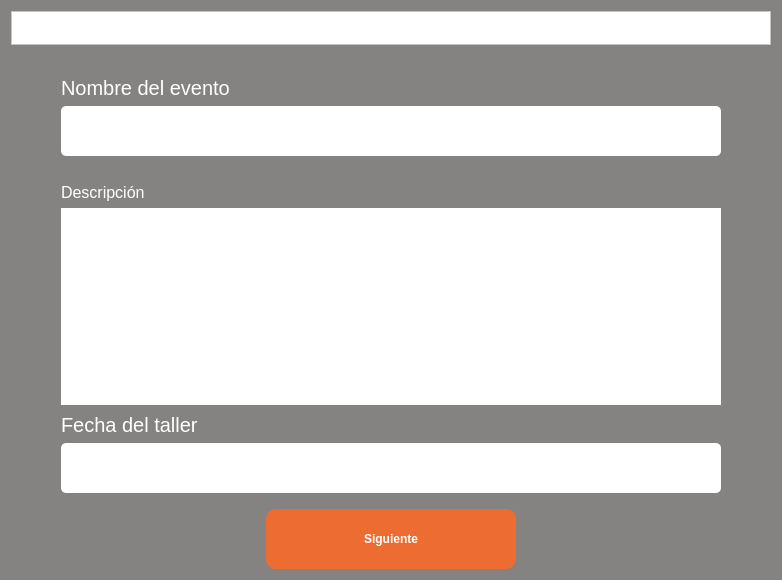
RicarlOz/DiplomaGenerator, file DiplomaFieldsScreen.ui: the form before one commit.
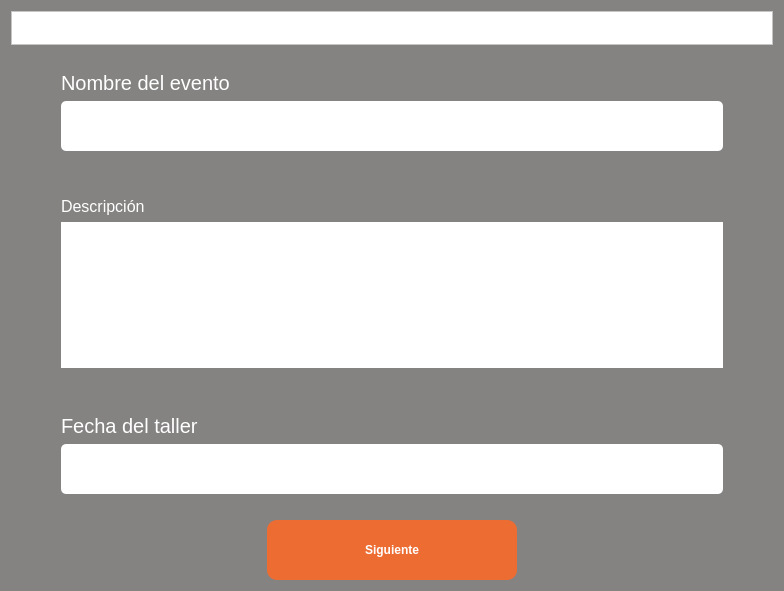
The form after the commit. Icons and pictures are not drawn.

What changed in the file:
```diff
--- a/DiplomaFieldsScreen.ui
+++ b/DiplomaFieldsScreen.ui
@@ -6,8 +6,8 @@
    <rect>
     <x>0</x>
     <y>0</y>
-    <width>778</width>
-    <height>580</height>
+    <width>784</width>
+    <height>591</height>
    </rect>
   </property>
   <property name="windowTitle">
@@ -18,168 +18,6 @@
 background-color: rgb(132, 131, 130);</string>
   </property>
   <layout class="QGridLayout" name="gridLayout_2">
-   <item row="4" column="0">
-    <layout class="QHBoxLayout" name="horizontalLayout">
-     <item>
-      <widget class="QPushButton" name="btnSubmit">
-       <property name="sizePolicy">
-        <sizepolicy hsizetype="Maximum" vsizetype="Fixed">
-         <horstretch>0</horstretch>
-         <verstretch>0</verstretch>
-        </sizepolicy>
-       </property>
-       <property name="minimumSize">
-        <size>
-         <width>250</width>
-         <height>60</height>
-        </size>
-       </property>
-       <property name="font">
-        <font>
-         <pointsize>9</pointsize>
-         <weight>75</weight>
-         <bold>true</bold>
-        </font>
-       </property>
-       <property name="styleSheet">
-        <string notr="true">background-color: rgb(237, 108, 50);
-border-radius: 10px</string>
-       </property>
-       <property name="text">
-        <string>Siguiente</string>
-       </property>
-      </widget>
-     </item>
-    </layout>
-   </item>
-   <item row="2" column="0">
-    <layout class="QVBoxLayout" name="vlDescripcion">
-     <property name="leftMargin">
-      <number>50</number>
-     </property>
-     <property name="topMargin">
-      <number>10</number>
-     </property>
-     <property name="rightMargin">
-      <number>50</number>
-     </property>
-     <property name="bottomMargin">
-      <number>2</number>
-     </property>
-     <item>
-      <widget class="QLabel" name="label">
-       <property name="font">
-        <font>
-         <pointsize>12</pointsize>
-        </font>
-       </property>
-       <property name="text">
-        <string>Descripción</string>
-       </property>
-      </widget>
-     </item>
-     <item>
-      <widget class="QTextEdit" name="txtDescripcion">
-       <property name="autoFillBackground">
-        <bool>true</bool>
-       </property>
-       <property name="styleSheet">
-        <string notr="true">color: black;
-background-color: white;
-border-radius: 5px;</string>
-       </property>
-      </widget>
-     </item>
-    </layout>
-   </item>
-   <item row="1" column="0">
-    <layout class="QVBoxLayout" name="vlName">
-     <property name="leftMargin">
-      <number>50</number>
-     </property>
-     <property name="topMargin">
-      <number>25</number>
-     </property>
-     <property name="rightMargin">
-      <number>50</number>
-     </property>
-     <property name="bottomMargin">
-      <number>11</number>
-     </property>
-     <item>
-      <widget class="QLabel" name="lbName">
-       <property name="styleSheet">
-        <string notr="true">font-size: 20px</string>
-       </property>
-       <property name="text">
-        <string>Nombre del evento</string>
-       </property>
-       <property name="alignment">
-        <set>Qt::AlignBottom|Qt::AlignLeading|Qt::AlignLeft</set>
-       </property>
-      </widget>
-     </item>
-     <item>
-      <widget class="QLineEdit" name="tfName">
-       <property name="minimumSize">
-        <size>
-         <width>660</width>
-         <height>50</height>
-        </size>
-       </property>
-       <property name="autoFillBackground">
-        <bool>false</bool>
-       </property>
-       <property name="styleSheet">
-        <string notr="true">color: black;
-background-color: white;
-border-radius: 5px;</string>
-       </property>
-      </widget>
-     </item>
-    </layout>
-   </item>
-   <item row="3" column="0">
-    <layout class="QVBoxLayout" name="vlDate">
-     <property name="leftMargin">
-      <number>50</number>
-     </property>
-     <property name="rightMargin">
-      <number>50</number>
-     </property>
-     <property name="bottomMargin">
-      <number>10</number>
-     </property>
-     <item>
-      <widget class="QLabel" name="lbAttachImg">
-       <property name="styleSheet">
-        <string notr="true">font-size: 20px</string>
-       </property>
-       <property name="text">
-        <string>Fecha del taller</string>
-       </property>
-       <property name="alignment">
-        <set>Qt::AlignBottom|Qt::AlignLeading|Qt::AlignLeft</set>
-       </property>
-      </widget>
-     </item>
-     <item>
-      <widget class="QLineEdit" name="tfDate">
-       <property name="minimumSize">
-        <size>
-         <width>660</width>
-         <height>50</height>
-        </size>
-       </property>
-       <property name="styleSheet">
-        <string notr="true">color: black;
-background-color: white;
-border-radius: 5px;</string>
-       </property>
-      </widget>
-     </item>
-    </layout>
-   </item>
    <item row="0" column="0">
     <widget class="QFrame" name="frame">
      <property name="maximumSize">
@@ -230,6 +68,163 @@
      </layout>
     </widget>
    </item>
+   <item row="1" column="0">
+    <layout class="QVBoxLayout" name="vlFields">
+     <property name="leftMargin">
+      <number>50</number>
+     </property>
+     <property name="rightMargin">
+      <number>50</number>
+     </property>
+     <item>
+      <layout class="QVBoxLayout" name="vlName">
+       <property name="topMargin">
+        <number>20</number>
+       </property>
+       <property name="bottomMargin">
+        <number>20</number>
+       </property>
+       <item>
+        <widget class="QLabel" name="lbName">
+         <property name="styleSheet">
+          <string notr="true">font-size: 20px</string>
+         </property>
+         <property name="text">
+          <string>Nombre del evento</string>
+         </property>
+         <property name="alignment">
+          <set>Qt::AlignBottom|Qt::AlignLeading|Qt::AlignLeft</set>
+         </property>
+        </widget>
+       </item>
+       <item>
+        <widget class="QLineEdit" name="tfName">
+         <property name="minimumSize">
+          <size>
+           <width>660</width>
+           <height>50</height>
+          </size>
+         </property>
+         <property name="autoFillBackground">
+          <bool>false</bool>
+         </property>
+         <property name="styleSheet">
+          <string notr="true">color: black;
+background-color: white;
+border-radius: 5px;</string>
+         </property>
+        </widget>
+       </item>
+      </layout>
+     </item>
+     <item>
+      <layout class="QVBoxLayout" name="vlDescripcion">
+       <property name="topMargin">
+        <number>20</number>
+       </property>
+       <property name="bottomMargin">
+        <number>20</number>
+       </property>
+       <item>
+        <widget class="QLabel" name="lbDescription">
+         <property name="font">
+          <font>
+           <pointsize>12</pointsize>
+          </font>
+         </property>
+         <property name="text">
+          <string>Descripción</string>
+         </property>
+        </widget>
+       </item>
+       <item>
+        <widget class="QTextEdit" name="tfDescription">
+         <property name="autoFillBackground">
+          <bool>true</bool>
+         </property>
+         <property name="styleSheet">
+          <string notr="true">color: black;
+background-color: white;
+border-radius: 5px;</string>
+         </property>
+        </widget>
+       </item>
+      </layout>
+     </item>
+     <item>
+      <layout class="QVBoxLayout" name="vlDate">
+       <property name="topMargin">
+        <number>20</number>
+       </property>
+       <property name="bottomMargin">
+        <number>20</number>
+       </property>
+       <item>
+        <widget class="QLabel" name="lbAttachImg">
+         <property name="styleSheet">
+          <string notr="true">font-size: 20px</string>
+         </property>
+         <property name="text">
+          <string>Fecha del taller</string>
+         </property>
+         <property name="alignment">
+          <set>Qt::AlignBottom|Qt::AlignLeading|Qt::AlignLeft</set>
+         </property>
+        </widget>
+       </item>
+       <item>
+        <widget class="QLineEdit" name="tfDate">
+         <property name="minimumSize">
+          <size>
+           <width>660</width>
+           <height>50</height>
+          </size>
+         </property>
+         <property name="styleSheet">
+          <string notr="true">color: black;
+background-color: white;
+border-radius: 5px;</string>
+         </property>
+        </widget>
+       </item>
+      </layout>
+     </item>
+    </layout>
+   </item>
+   <item row="2" column="0">
+    <layout class="QHBoxLayout" name="hlButton">
+     <item>
+      <widget class="QPushButton" name="btnSubmit">
+       <property name="sizePolicy">
+        <sizepolicy hsizetype="Maximum" vsizetype="Fixed">
+         <horstretch>0</horstretch>
+         <verstretch>0</verstretch>
+        </sizepolicy>
+       </property>
+       <property name="minimumSize">
+        <size>
+         <width>250</width>
+         <height>60</height>
+        </size>
+       </property>
+       <property name="font">
+        <font>
+         <pointsize>9</pointsize>
+         <weight>75</weight>
+         <bold>true</bold>
+        </font>
+       </property>
+       <property name="styleSheet">
+        <string notr="true">background-color: rgb(237, 108, 50);
+border-radius: 10px</string>
+       </property>
+       <property name="text">
+        <string>Siguiente</string>
+       </property>
+      </widget>
+     </item>
+    </layout>
+   </item>
   </layout>
  </widget>
  <resources/>
```
